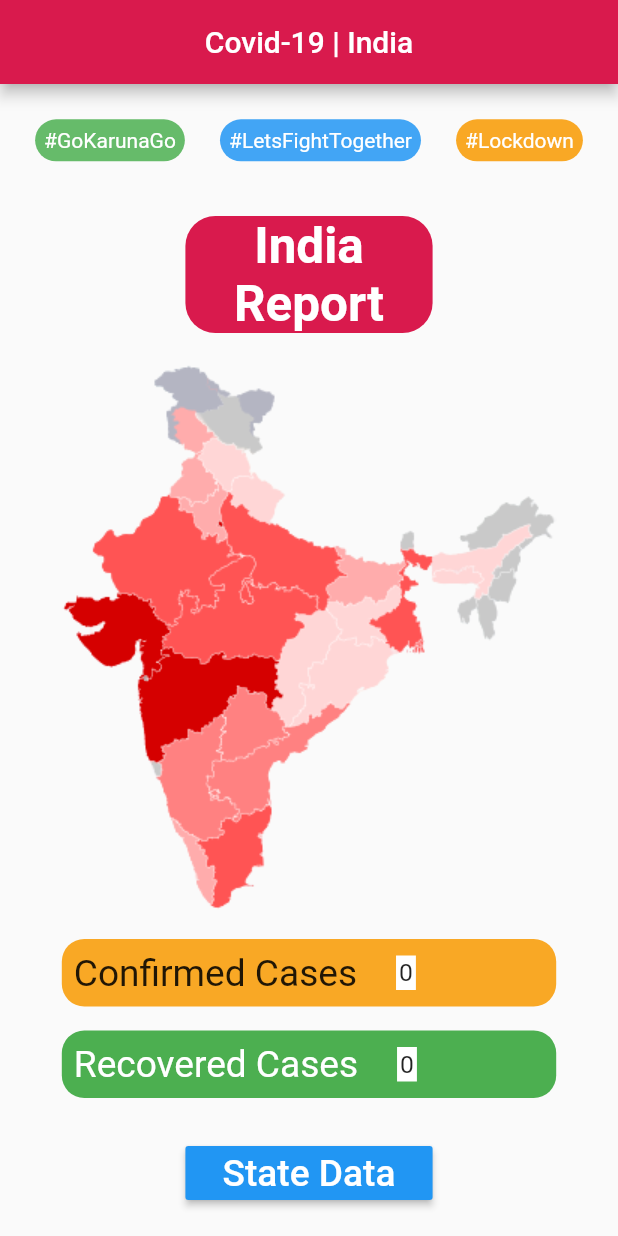
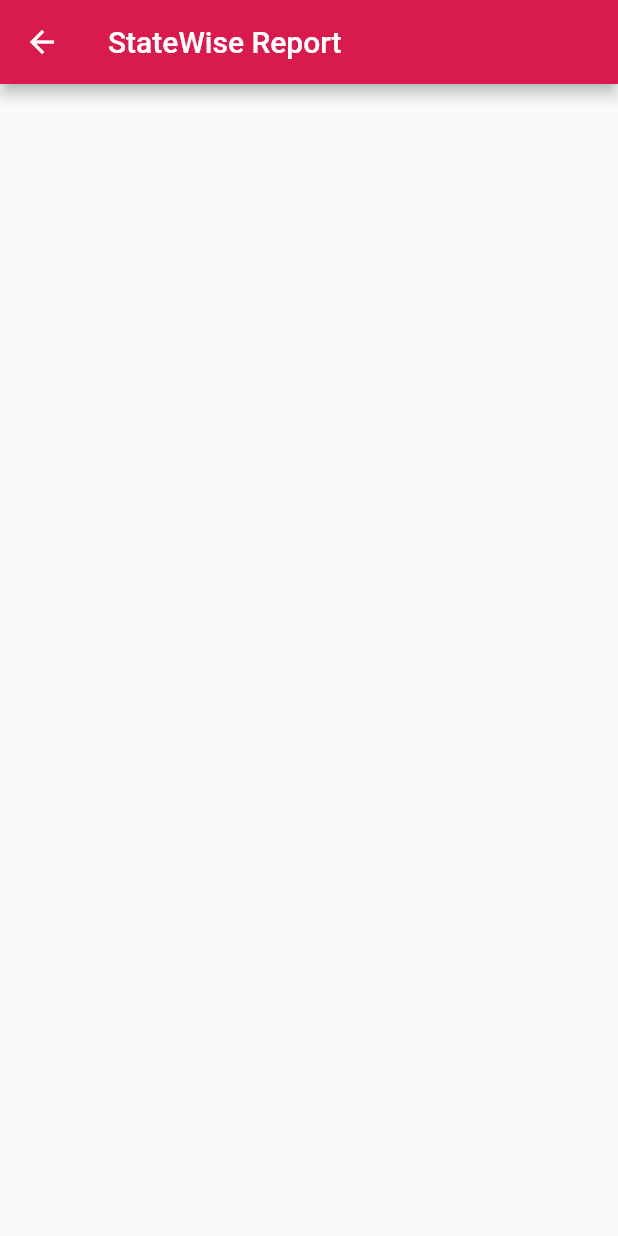
Before and after one commit to Yashank18/CoronaVirus-Tracker-App, a Flutter app: the screen it shows after launch, scrolled down 576 dp, after a tap on "State Data", on a phone screen of 412 x 824 dp. Run offline on Flutter 3.47's test engine with Material 2 defaults, Android fonts, the light colour scheme and no system bars; our stand-ins replace charts_flutter, google_fonts; network calls fail.

Commit message:
Minor Bug Update + State Screen + ReadMe

```diff
--- a/lib/Screens/HomeScreen.dart
+++ b/lib/Screens/HomeScreen.dart
@@ -1,3 +1,4 @@
+import 'package:corona_tracker/Screens/StateList.dart';
 import 'package:flutter/material.dart';
 import 'package:google_fonts/google_fonts.dart';
 import 'package:http/http.dart' as http;
@@ -25,7 +26,7 @@ void getCovidStats() async {
         Confirmed: e['Confirmed'],
         Date: e['Date'],
         Deaths: e['Deaths'],
-        Recovered: e['Deaths']
+        Recovered: e['Recovered']
     )).toList();
 
     int recover = 0;
@@ -33,14 +34,14 @@ void getCovidStats() async {
     int affected = 0;
     int death = 0;
 
-    covid_data.forEach((value) => recover = recover + value.Recovered);
-    covid_data.forEach((value) => active = active + value.Active);
-    covid_data.forEach((value) => affected = affected + value.Confirmed);
-    covid_data.forEach((value) => death = death + value.Deaths);
+    covid_data.forEach((value) => recover = value.Recovered);
+    covid_data.forEach((value) => active = value.Active);
+    covid_data.forEach((value) => affected = value.Confirmed);
+    covid_data.forEach((value) => death = value.Deaths);
 
     setState(() {
       _recoverd = recover;
-      _confirmed = active;
+      _confirmed = affected;
     });
 
   }
@@ -200,7 +201,12 @@ void getCovidStats() async {
                  child: Container(
                    width: screenWidth*0.4,
                    child: MaterialButton(
-                     onPressed: (){},
+                     onPressed: (){
+                       Navigator.push(
+                          context,
+                          MaterialPageRoute(builder: (context) => Statelist()),
+                        );
+                     },
                      color: Colors.blue,
                      child: Text("State Data",style: GoogleFonts.varelaRound(color:Colors.white,fontSize: screenWidth*0.06),),
                      ),
--- /dev/null
+++ b/lib/Screens/StateList.dart
@@ -0,0 +1,21 @@
+import 'package:flutter/material.dart';
+import 'package:google_fonts/google_fonts.dart';
+
+class Statelist extends StatefulWidget {
+  Statelist({Key key}) : super(key: key);
+
+  @override
+  _StatelistState createState() => _StatelistState();
+}
+
+class _StatelistState extends State<Statelist> {
+  @override
+  Widget build(BuildContext context) {
+    return Scaffold(
+       appBar: new AppBar(
+        backgroundColor: Color.fromRGBO(217, 26, 77, 1),
+        title: Text("StateWise Report",style: GoogleFonts.varelaRound()),
+      ),
+    );
+  }
+}
--- a/lib/main.dart
+++ b/lib/main.dart
@@ -9,6 +9,7 @@ class MyApp extends StatelessWidget {
   @override
   Widget build(BuildContext context) {
     return MaterialApp(
+      debugShowCheckedModeBanner: false,
       home: HomeScreen(),
     );
   }
```
Also changed, not shown: 1 other file.
